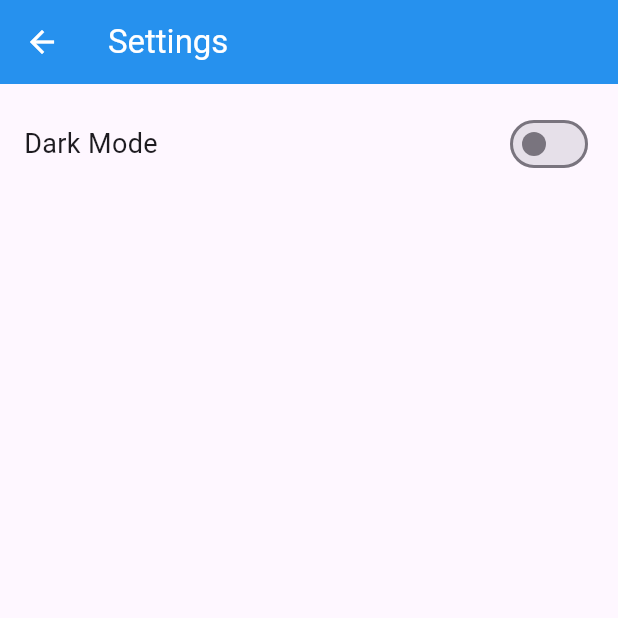
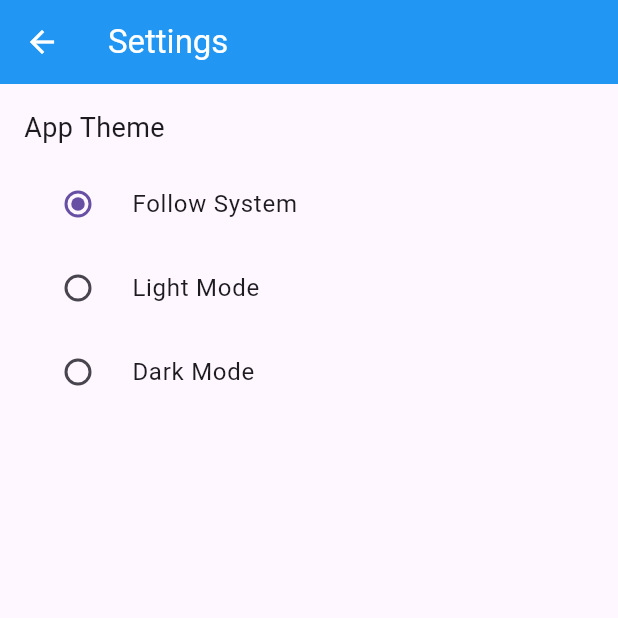
Before and after one commit to RMPlaysMCYT/snackslibrary_app, a Flutter app: the SettingsScreen screen opened directly, on a phone screen of 412 x 824 dp, the top half of it. Run offline on Flutter 3.47's test engine with Material 3 defaults, Android fonts, the phone set to English and light mode, and no system bars; our stand-ins replace shared_preferences; accounts and stored records are empty; network calls fail.

Commit message:
add theme preferences

```diff
--- a/lib/providers/theme_provider.dart
+++ b/lib/providers/theme_provider.dart
@@ -1,14 +1,30 @@
 import 'package:flutter/material.dart';
+import 'package:shared_preferences/shared_preferences.dart';
 
 class ThemeProvider extends ChangeNotifier {
-  bool _isDarkMode = false;
+  ThemeMode _themeMode = ThemeMode.system;
 
-  bool get isDarkMode => _isDarkMode;
+  ThemeProvider() {
+    _loadTheme();
+  }
 
-  void toggleTheme(bool isOn) {
-    _isDarkMode = isOn;
+  ThemeMode get themeMode => _themeMode;
+
+  void setTheme(ThemeMode mode) async {
+    _themeMode = mode;
+    notifyListeners();
+    final prefs = await SharedPreferences.getInstance();
+    prefs.setInt('themeMode', mode.index); // save theme
+  }
+
+  void _loadTheme() async {
+    final prefs = await SharedPreferences.getInstance();
+    final index = prefs.getInt('themeMode') ?? ThemeMode.system.index;
+    _themeMode = ThemeMode.values[index];
     notifyListeners();
   }
 
-  ThemeMode get currentTheme => _isDarkMode ? ThemeMode.dark : ThemeMode.light;
+  bool get isLightMode => _themeMode == ThemeMode.light;
+  bool get isDarkMode => _themeMode == ThemeMode.dark;
+  bool get isSystemMode => _themeMode == ThemeMode.system;
 }
--- a/lib/screens/products/product_form_screen.dart
+++ b/lib/screens/products/product_form_screen.dart
@@ -207,7 +207,9 @@ class _ProductFormScreenState extends State<ProductFormScreen> {
                       border: OutlineInputBorder(),
                       prefixIcon: Icon(Icons.tag),
                       filled: true,
-                      fillColor: Colors.grey[50],
+                      fillColor:
+                          Theme.of(context).inputDecorationTheme.fillColor ??
+                          Theme.of(context).colorScheme.surface,
                     ),
                     keyboardType: TextInputType.number,
                     validator: (value) {
@@ -231,7 +233,10 @@ class _ProductFormScreenState extends State<ProductFormScreen> {
                       border: OutlineInputBorder(),
                       prefixIcon: Icon(Icons.shopping_bag),
                       filled: true,
-                      fillColor: Colors.grey[50],
+                      // fillColor: Colors.grey[50],
+                      fillColor:
+                          Theme.of(context).inputDecorationTheme.fillColor ??
+                          Theme.of(context).colorScheme.surface,
                     ),
                     validator: (value) {
                       if (value == null || value.isEmpty) {
@@ -254,7 +259,10 @@ class _ProductFormScreenState extends State<ProductFormScreen> {
                       border: OutlineInputBorder(),
                       prefixIcon: Icon(Icons.attach_money),
                       filled: true,
-                      fillColor: Colors.grey[50],
+                      // fillColor: Colors.grey[50],
+                      fillColor:
+                          Theme.of(context).inputDecorationTheme.fillColor ??
+                          Theme.of(context).colorScheme.surface,
                     ),
                     keyboardType: TextInputType.numberWithOptions(
                       decimal: true,
@@ -284,7 +292,10 @@ class _ProductFormScreenState extends State<ProductFormScreen> {
                       border: OutlineInputBorder(),
                       alignLabelWithHint: true,
                       filled: true,
-                      fillColor: Colors.grey[50],
+                      // fillColor: Colors.grey[50],
+                      fillColor:
+                          Theme.of(context).inputDecorationTheme.fillColor ??
+                          Theme.of(context).colorScheme.surface,
                     ),
                     maxLines: 4,
                     minLines: 3,
--- a/lib/screens/settings_screen.dart
+++ b/lib/screens/settings_screen.dart
@@ -11,14 +11,33 @@ class SettingsScreen extends StatelessWidget {
       appBar: AppBar(title: Text('Settings')),
       body: Padding(
         padding: const EdgeInsets.all(16.0),
-        child: Row(
+        child: Column(
+          crossAxisAlignment: CrossAxisAlignment.start,
           children: [
-            Text('Dark Mode', style: TextStyle(fontSize: 18)),
-            Spacer(),
-            Switch(
-              value: themeProvider.isDarkMode,
+            Text('App Theme', style: TextStyle(fontSize: 18)),
+            SizedBox(height: 10),
+            RadioListTile<ThemeMode>(
+              title: Text('Follow System'),
+              value: ThemeMode.system,
+              groupValue: themeProvider.themeMode,
               onChanged: (value) {
-                themeProvider.toggleTheme(value);
+                themeProvider.setTheme(value!);
+              },
+            ),
+            RadioListTile<ThemeMode>(
+              title: Text('Light Mode'),
+              value: ThemeMode.light,
+              groupValue: themeProvider.themeMode,
+              onChanged: (value) {
+                themeProvider.setTheme(value!);
+              },
+            ),
+            RadioListTile<ThemeMode>(
+              title: Text('Dark Mode'),
+              value: ThemeMode.dark,
+              groupValue: themeProvider.themeMode,
+              onChanged: (value) {
+                themeProvider.setTheme(value!);
               },
             ),
           ],
--- a/pubspec.yaml
+++ b/pubspec.yaml
@@ -32,6 +32,7 @@ dependencies:
     sdk: flutter
   http: ^1.0.0
   provider: ^6.0.0
+  shared_preferences: ^2.1.1
   # The following adds the Cupertino Icons font to your application.
   # Use with the CupertinoIcons class for iOS style icons.
   cupertino_icons: ^1.0.8
```
Also changed, not shown: lib/main.dart (+6 -8 lines), pubspec.lock, 1 other file.
